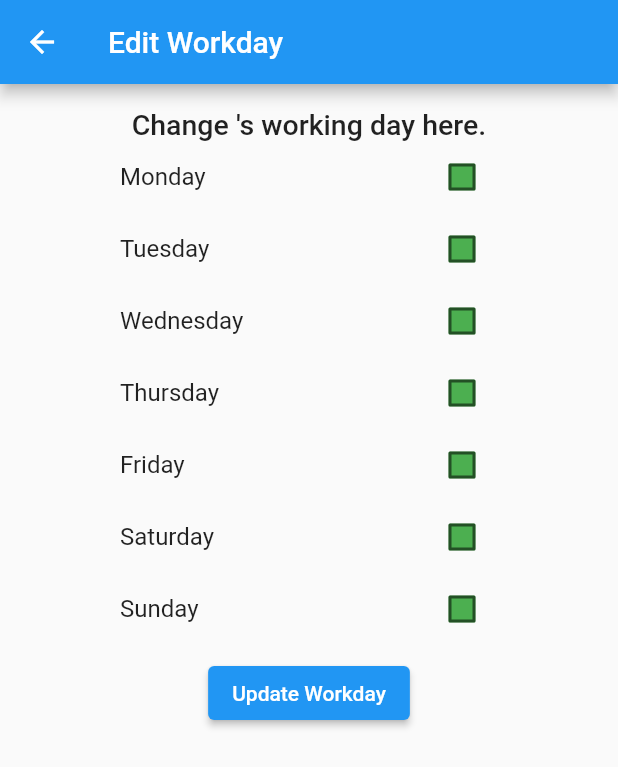
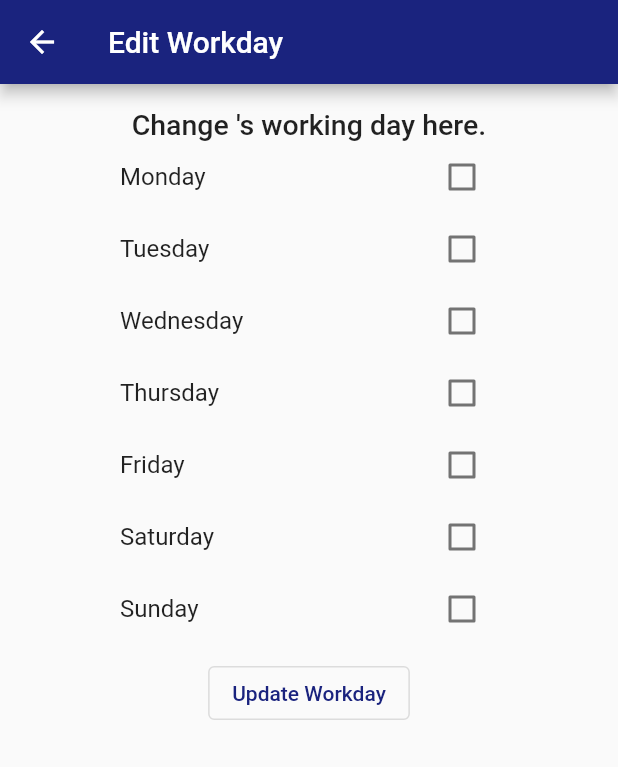
Before and after one commit to risuicpc/attendance, a Flutter app: the WorkdayEdit screen opened directly with empty values, on a phone screen of 412 x 824 dp. Shown: the top 767 px of the screen. Run offline on Flutter 3.47's test engine with Material 2 defaults, Android fonts, the light colour scheme and no system bars; our stand-ins replace bloc, cloud_firestore, device_info_plus, firebase_auth, firebase_core, flutter_bloc and 1 more; missing offline and left inert: android_id; accounts and stored records are empty.

Commit message:
Chang app icon and add splash screen and change theme

```diff
--- a/lib/screens/attendance/location.dart
+++ b/lib/screens/attendance/location.dart
@@ -151,7 +151,6 @@ class _LocationState extends State<Location> {
               children: [
                 FloatingActionButton(
                   elevation: 1,
-                  backgroundColor: Colors.amber.shade300,
                   onPressed: () async {
                     LoadingScreen()
                         .show(context: context, text: "Wait a moment...");
@@ -188,7 +187,7 @@ class _LocationState extends State<Location> {
             ),
             Padding(
               padding: const EdgeInsets.all(16.0),
-              child: TextButton(
+              child: OutlinedButton(
                 onPressed: _latitude == null ? null : _handleSubmit,
                 child: Text(
                   _id == null ? "Submit" : "Update",
--- a/lib/screens/attendance/workday_edit.dart
+++ b/lib/screens/attendance/workday_edit.dart
@@ -100,7 +100,7 @@ class _WorkdayEditState extends State<WorkdayEdit> {
             ),
             Padding(
               padding: const EdgeInsets.all(8.0),
-              child: ElevatedButton(
+              child: OutlinedButton(
                 onPressed: _workdayUpdate,
                 child: const Text("Update Workday"),
               ),
@@ -112,18 +112,6 @@ class _WorkdayEditState extends State<WorkdayEdit> {
   }
 
   Row checkBox(WeekdayAction action) {
-    Color getColor(Set<MaterialState> states) {
-      const Set<MaterialState> interactiveStates = <MaterialState>{
-        MaterialState.pressed,
-        MaterialState.hovered,
-        MaterialState.focused,
-      };
-      if (states.any(interactiveStates.contains)) {
-        return Colors.blue;
-      }
-      return Colors.green;
-    }
-
     String title() {
       switch (action) {
         case WeekdayAction.monday:
@@ -197,8 +185,6 @@ class _WorkdayEditState extends State<WorkdayEdit> {
           style: const TextStyle(fontSize: 16),
         ),
         Checkbox(
-          checkColor: Colors.white,
-          fillColor: MaterialStateProperty.resolveWith(getColor),
           value: value(),
           onChanged: onChanged,
         ),
```
Also changed, not shown: lib/main.dart (+5 -3 lines), lib/screens/attendance/home.dart (+4 -4 lines), pubspec.yaml (+8 -1 lines), assets/icon/icon.png (added), 36 other files.
